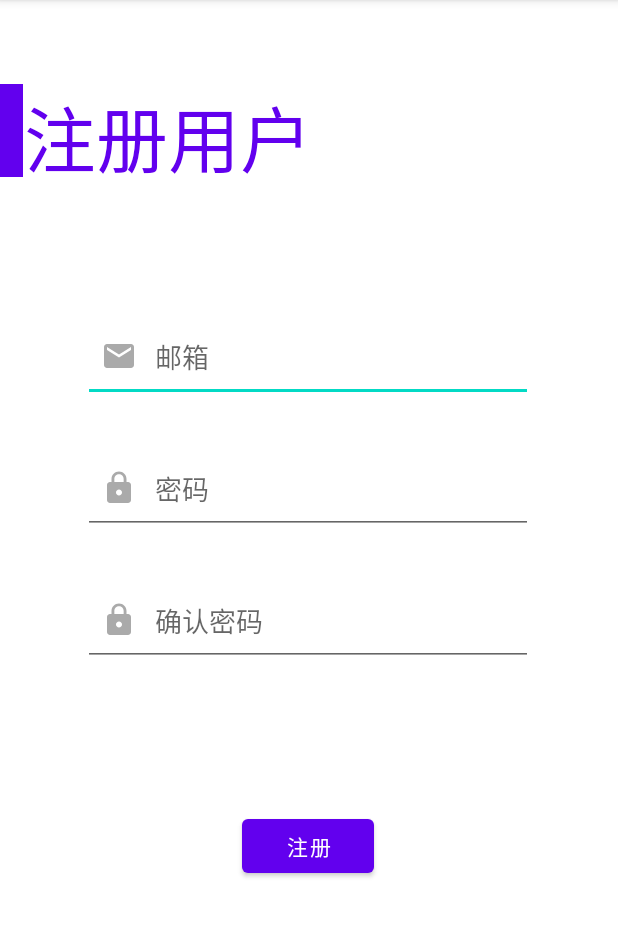
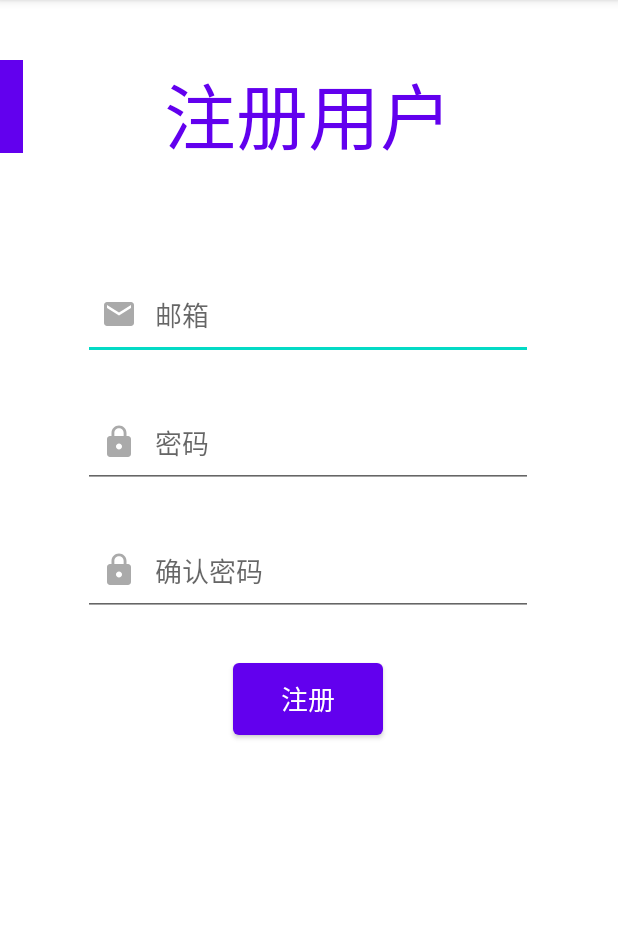
Before and after one commit to Cynthia-jia/Aircraftwar_android, an Android app: the RegisterActivity screen opened directly, with no data from a screen before it, on a phone screen of 412 x 824 dp, the part 84-1021 px from its top. Run offline under Robolectric (Android 15) with nearby library versions, the phone set to English and light mode, and no system bars.

Commit message:
Modification interface

```diff
--- a/app/src/main/java/com/hit/aircraft_war/LoginActivity.java
+++ b/app/src/main/java/com/hit/aircraft_war/LoginActivity.java
@@ -8,13 +8,13 @@ import android.widget.Button;
 
 public class LoginActivity extends AppCompatActivity {
 
-    Button loginBtn = findViewById(R.id.login_button);
-    Button registerBtn = findViewById(R.id.reg_button);
-
     @Override
     protected void onCreate(Bundle savedInstanceState) {
         super.onCreate(savedInstanceState);
         setContentView(R.layout.activity_login);
+
+        Button loginBtn = findViewById(R.id.login_button);
+        Button registerBtn = findViewById(R.id.reg_button);
 
         loginBtn.setOnClickListener(v -> {
             Intent intent = new Intent(LoginActivity.this, MainActivity.class);
--- a/app/src/main/res/layout/activity_register.xml
+++ b/app/src/main/res/layout/activity_register.xml
@@ -10,7 +10,7 @@
         android:id="@+id/register_toolbar"
         android:layout_width="15dp"
         android:layout_height="62dp"
-        android:layout_marginTop="56dp"
+        android:layout_marginTop="40dp"
         android:background="?attr/colorPrimary"
         android:theme="@style/ThemeOverlay.AppCompat.Dark.ActionBar"
         app:layout_constraintEnd_toEndOf="parent"
@@ -26,7 +26,7 @@
         android:id="@+id/register_emailAddress"
         android:layout_width="300dp"
         android:layout_height="60dp"
-        android:layout_marginTop="208dp"
+        android:layout_marginTop="180dp"
         android:drawableStart="@drawable/ic_baseline_email_24"
         android:drawablePadding="12dp"
         android:ems="10"
@@ -43,7 +43,7 @@
         android:id="@+id/register_password"
         android:layout_width="300dp"
         android:layout_height="60dp"
-        android:layout_marginTop="28dp"
+        android:layout_marginTop="25dp"
         android:drawableStart="@drawable/ic_baseline_lock_24"
         android:drawablePadding="12dp"
         android:ems="10"
@@ -52,16 +52,16 @@
         android:inputType="textPassword"
         android:paddingStart="12dp"
         android:textColorHighlight="?android:attr/colorPrimary"
-        app:layout_constraintEnd_toEndOf="parent"
-        app:layout_constraintHorizontal_bias="0.495"
-        app:layout_constraintStart_toStartOf="parent"
+        app:layout_constraintEnd_toEndOf="@+id/register_emailAddress"
+        app:layout_constraintHorizontal_bias="0.0"
+        app:layout_constraintStart_toStartOf="@+id/register_emailAddress"
         app:layout_constraintTop_toBottomOf="@+id/register_emailAddress" />
 
     <EditText
         android:id="@+id/register_confirmPassword"
         android:layout_width="300dp"
         android:layout_height="60dp"
-        android:layout_marginTop="28dp"
+        android:layout_marginTop="25dp"
         android:drawableStart="@drawable/ic_baseline_lock_24"
         android:drawablePadding="12dp"
         android:ems="10"
@@ -70,33 +70,33 @@
         android:inputType="textPassword"
         android:paddingStart="12dp"
         android:textColorHighlight="?android:attr/colorPrimary"
-        app:layout_constraintEnd_toEndOf="parent"
-        app:layout_constraintHorizontal_bias="0.495"
-        app:layout_constraintStart_toStartOf="parent"
+        app:layout_constraintEnd_toEndOf="@+id/register_password"
+        app:layout_constraintStart_toStartOf="@+id/register_password"
         app:layout_constraintTop_toBottomOf="@+id/register_password" />
 
     <TextView
         android:id="@+id/registerTitle"
         android:layout_width="wrap_content"
         android:layout_height="wrap_content"
-        android:layout_marginTop="55dp"
+        android:layout_marginTop="40dp"
         android:text="@string/register_title"
+        android:textColor="@color/purple_500"
         android:textSize="48sp"
-        android:textColor="@color/purple_500"
         app:layout_constraintEnd_toEndOf="parent"
-        app:layout_constraintHorizontal_bias="0.004"
+        app:layout_constraintHorizontal_bias="0.46"
         app:layout_constraintStart_toEndOf="@+id/register_toolbar"
         app:layout_constraintTop_toTopOf="parent" />
 
     <Button
         android:id="@+id/register_button"
-        android:layout_width="wrap_content"
-        android:layout_height="wrap_content"
-        android:layout_marginBottom="180dp"
+        style="@style/Widget.MaterialComponents.Button"
+        android:layout_width="100dp"
+        android:layout_height="60dp"
+        android:layout_marginTop="25dp"
         android:text="@string/regActivityButton"
-        app:layout_constraintBottom_toBottomOf="parent"
-        app:layout_constraintEnd_toEndOf="parent"
-        app:layout_constraintHorizontal_bias="0.498"
-        app:layout_constraintStart_toStartOf="parent" />
+        android:textAppearance="@style/TextAppearance.AppCompat.Medium"
+        app:layout_constraintEnd_toEndOf="@+id/register_confirmPassword"
+        app:layout_constraintStart_toStartOf="@+id/register_confirmPassword"
+        app:layout_constraintTop_toBottomOf="@+id/register_confirmPassword" />
 
 </androidx.constraintlayout.widget.ConstraintLayout>
```
Also changed, not shown: app/src/main/AndroidManifest.xml (+10 -11 lines), app/src/main/res/layout/activity_login.xml (+5 -7 lines).
